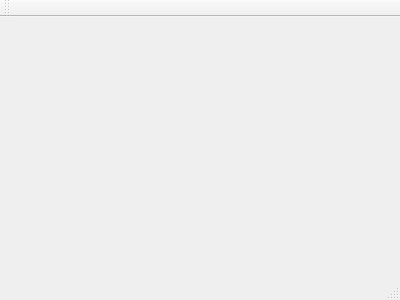
Above: qtStudy_multiThread/mainwindow.ui from f0ghua/qtStudy before the change. Below: the same form after it.
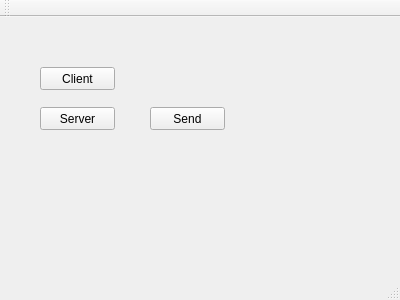
That is the form after the change.

Diff of the .ui file:
```diff
--- a/qtStudy_multiThread/mainwindow.ui
+++ b/qtStudy_multiThread/mainwindow.ui
@@ -12,13 +12,68 @@
   <property name="windowTitle" >
    <string>MainWindow</string>
   </property>
-  <widget class="QMenuBar" name="menuBar" />
-  <widget class="QToolBar" name="mainToolBar" />
-  <widget class="QWidget" name="centralWidget" />
-  <widget class="QStatusBar" name="statusBar" />
+  <widget class="QWidget" name="centralWidget">
+   <widget class="QPushButton" name="pushButton">
+    <property name="geometry">
+     <rect>
+      <x>40</x>
+      <y>90</y>
+      <width>75</width>
+      <height>23</height>
+     </rect>
+    </property>
+    <property name="text">
+     <string>Server</string>
+    </property>
+   </widget>
+   <widget class="QPushButton" name="pushButton_2">
+    <property name="geometry">
+     <rect>
+      <x>40</x>
+      <y>50</y>
+      <width>75</width>
+      <height>23</height>
+     </rect>
+    </property>
+    <property name="text">
+     <string>Client</string>
+    </property>
+   </widget>
+   <widget class="QPushButton" name="pushButton_3">
+    <property name="geometry">
+     <rect>
+      <x>150</x>
+      <y>90</y>
+      <width>75</width>
+      <height>23</height>
+     </rect>
+    </property>
+    <property name="text">
+     <string>Send</string>
+    </property>
+   </widget>
+  </widget>
+  <widget class="QMenuBar" name="menuBar">
+   <property name="geometry">
+    <rect>
+     <x>0</x>
+     <y>0</y>
+     <width>400</width>
+     <height>23</height>
+    </rect>
+   </property>
+  </widget>
+  <widget class="QToolBar" name="mainToolBar">
+   <attribute name="toolBarArea">
+    <enum>TopToolBarArea</enum>
+   </attribute>
+   <attribute name="toolBarBreak">
+    <bool>false</bool>
+   </attribute>
+  </widget>
+  <widget class="QStatusBar" name="statusBar"/>
  </widget>
- <layoutDefault spacing="6" margin="11" />
- <pixmapfunction></pixmapfunction>
+ <layoutdefault spacing="6" margin="11"/>
  <resources/>
  <connections/>
 </ui>
```
Left out of the diff: 7 changed lines with no effect on the pictures.
